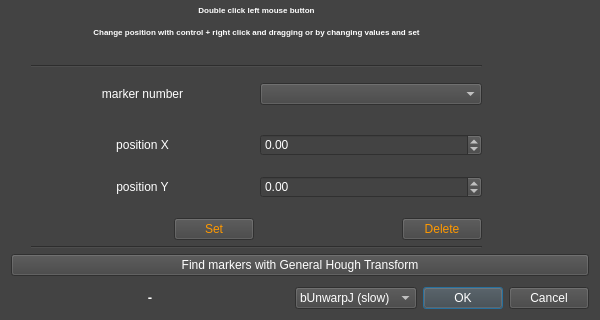
Old version of the form gui/dialog_imagereg.ui in the repository super-resolution/Super-resolution-correlator; both pictures show x 0 to 600 and y 207 to 527 of the 600 by 527 pixel window.
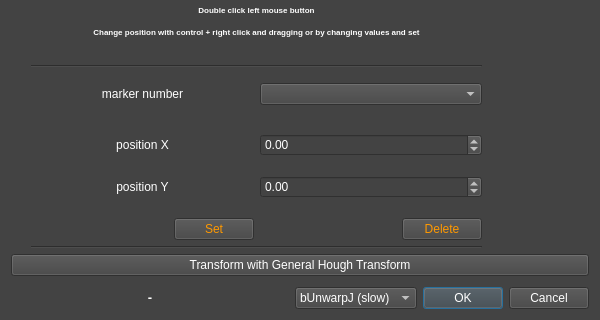
New version of the form.

Patch:
```diff
--- a/gui/dialog_imagereg.ui
+++ b/gui/dialog_imagereg.ui
@@ -535,7 +535,7 @@
       <string notr="true"/>
      </property>
      <property name="text">
-      <string>Find markers with General Hough Transform</string>
+      <string>Transform with General Hough Transform</string>
      </property>
     </widget>
    </item>
```
